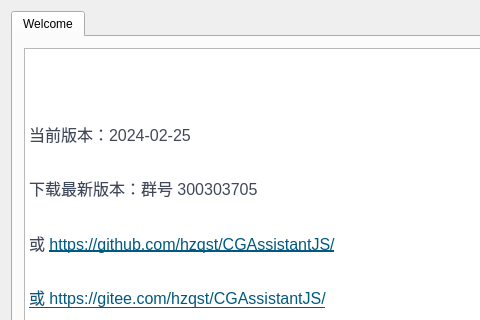
The window that CGAssistant/mainwindow.ui (hzqst/CGAssistant) describes before a commit, drawn with Qt 5; both pictures show x 0 to 480 and y 0 to 320 of the 750 by 500 pixel window.
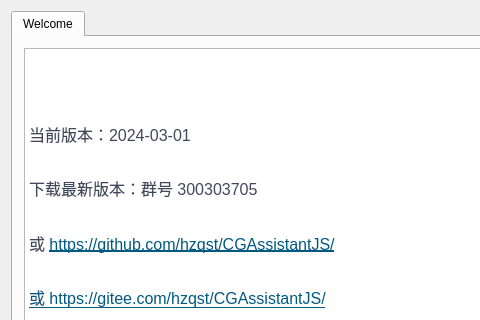
The same window after the commit. Icons and pictures are not drawn.

Patch:
```diff
--- a/CGAssistant/mainwindow.ui
+++ b/CGAssistant/mainwindow.ui
@@ -73,7 +73,7 @@
 &lt;/style&gt;&lt;/head&gt;&lt;body style=&quot; font-family:'SimSun'; font-size:9pt; font-weight:400; font-style:normal;&quot;&gt;
 &lt;p style=&quot; margin-top:0px; margin-bottom:0px; margin-left:0px; margin-right:0px; -qt-block-indent:0; text-indent:0px;&quot;&gt;&lt;img src=&quot;:/logo.png&quot; /&gt;&lt;/p&gt;
 &lt;p style=&quot;-qt-paragraph-type:empty; margin-top:0px; margin-bottom:16px; margin-left:0px; margin-right:0px; -qt-block-indent:0; text-indent:0px; line-height:160%; font-family:'-apple-system,BlinkMacSystemFont,Segoe UI,Helvetica,Arial,Apple Color Emoji,Segoe UI Emoji,Segoe UI Symbol,Liberation Sans,PingFang SC,Microsoft YaHei,Hiragino Sans GB,Wenquanyi Micro Hei,WenQuanYi Zen Hei,ST Heiti,SimHei,SimSun,WenQuanYi Zen Hei Sharp,sans-serif'; font-size:16px; color:#40485b; background-color:#ffffff;&quot;&gt;&lt;br /&gt;&lt;/p&gt;
-&lt;p style=&quot; margin-top:0px; margin-bottom:16px; margin-left:0px; margin-right:0px; -qt-block-indent:0; text-indent:0px; line-height:160%; background-color:#ffffff;&quot;&gt;&lt;span style=&quot; font-family:'-apple-system,BlinkMacSystemFont,Segoe UI,Helvetica,Arial,Apple Color Emoji,Segoe UI Emoji,Segoe UI Symbol,Liberation Sans,PingFang SC,Microsoft YaHei,Hiragino Sans GB,Wenquanyi Micro Hei,WenQuanYi Zen Hei,ST Heiti,SimHei,SimSun,WenQuanYi Zen Hei Sharp,sans-serif'; font-size:16px; color:#40485b; background-color:#ffffff;&quot;&gt;当前版本：2024-02-25&lt;/span&gt;&lt;/p&gt;
+&lt;p style=&quot; margin-top:0px; margin-bottom:16px; margin-left:0px; margin-right:0px; -qt-block-indent:0; text-indent:0px; line-height:160%; background-color:#ffffff;&quot;&gt;&lt;span style=&quot; font-family:'-apple-system,BlinkMacSystemFont,Segoe UI,Helvetica,Arial,Apple Color Emoji,Segoe UI Emoji,Segoe UI Symbol,Liberation Sans,PingFang SC,Microsoft YaHei,Hiragino Sans GB,Wenquanyi Micro Hei,WenQuanYi Zen Hei,ST Heiti,SimHei,SimSun,WenQuanYi Zen Hei Sharp,sans-serif'; font-size:16px; color:#40485b; background-color:#ffffff;&quot;&gt;当前版本：2024-03-01&lt;/span&gt;&lt;/p&gt;
 &lt;p style=&quot; margin-top:0px; margin-bottom:16px; margin-left:0px; margin-right:0px; -qt-block-indent:0; text-indent:0px; line-height:160%; background-color:#ffffff;&quot;&gt;&lt;span style=&quot; font-family:'-apple-system,BlinkMacSystemFont,Segoe UI,Helvetica,Arial,Apple Color Emoji,Segoe UI Emoji,Segoe UI Symbol,Liberation Sans,PingFang SC,Microsoft YaHei,Hiragino Sans GB,Wenquanyi Micro Hei,WenQuanYi Zen Hei,ST Heiti,SimHei,SimSun,WenQuanYi Zen Hei Sharp,sans-serif'; font-size:16px; color:#40485b; background-color:#ffffff;&quot;&gt;下载最新版本：群号 300303705&lt;/span&gt;&lt;/p&gt;
 &lt;p style=&quot; margin-top:0px; margin-bottom:16px; margin-left:0px; margin-right:0px; -qt-block-indent:0; text-indent:0px; line-height:160%; background-color:#ffffff;&quot;&gt;&lt;span style=&quot; font-family:'-apple-system,BlinkMacSystemFont,Segoe UI,Helvetica,Arial,Apple Color Emoji,Segoe UI Emoji,Segoe UI Symbol,Liberation Sans,PingFang SC,Microsoft YaHei,Hiragino Sans GB,Wenquanyi Micro Hei,WenQuanYi Zen Hei,ST Heiti,SimHei,SimSun,WenQuanYi Zen Hei Sharp,sans-serif'; font-size:16px; color:#40485b; background-color:#ffffff;&quot;&gt;或 &lt;/span&gt;&lt;a href=&quot;https://github.com/hzqst/CGAssistant/&quot;&gt;&lt;span style=&quot; font-family:'-apple-system,BlinkMacSystemFont,Segoe UI,Helvetica,Arial,Apple Color Emoji,Segoe UI Emoji,Segoe UI Symbol,Liberation Sans,PingFang SC,Microsoft YaHei,Hiragino Sans GB,Wenquanyi Micro Hei,WenQuanYi Zen Hei,ST Heiti,SimHei,SimSun,WenQuanYi Zen Hei Sharp,sans-serif'; font-size:16px; text-decoration: underline; color:#005980; background-color:transparent;&quot;&gt;https://github.com/hzqst/CGAssistantJS/&lt;/span&gt;&lt;/a&gt;&lt;/p&gt;
 &lt;p style=&quot; margin-top:0px; margin-bottom:16px; margin-left:0px; margin-right:0px; -qt-block-indent:0; text-indent:0px; line-height:160%; background-color:#ffffff;&quot;&gt;&lt;a href=&quot;https://github.com/hzqst/CGAssistantJS/issues&quot;&gt;&lt;span style=&quot; font-family:'-apple-system,BlinkMacSystemFont,Segoe UI,Helvetica,Arial,Apple Color Emoji,Segoe UI Emoji,Segoe UI Symbol,Liberation Sans,PingFang SC,Microsoft YaHei,Hiragino Sans GB,Wenquanyi Micro Hei,WenQuanYi Zen Hei,ST Heiti,SimHei,SimSun,WenQuanYi Zen Hei Sharp,sans-serif'; font-size:16px; text-decoration: underline; color:#005980; background-color:transparent;&quot;&gt;或 &lt;/span&gt;&lt;/a&gt;&lt;a href=&quot;https://github.com/hzqst/CGAssistant/&quot;&gt;&lt;span style=&quot; font-family:'-apple-system,BlinkMacSystemFont,Segoe UI,Helvetica,Arial,Apple Color Emoji,Segoe UI Emoji,Segoe UI Symbol,Liberation Sans,PingFang SC,Microsoft YaHei,Hiragino Sans GB,Wenquanyi Micro Hei,WenQuanYi Zen Hei,ST Heiti,SimHei,SimSun,WenQuanYi Zen Hei Sharp,sans-serif'; font-size:16px; text-decoration: underline; color:#005980; background-color:transparent;&quot;&gt;https://gitee.com/hzqst/CGAssistantJS/&lt;/span&gt;&lt;/a&gt;&lt;/p&gt;&lt;/body&gt;&lt;/html&gt;</string>
```
